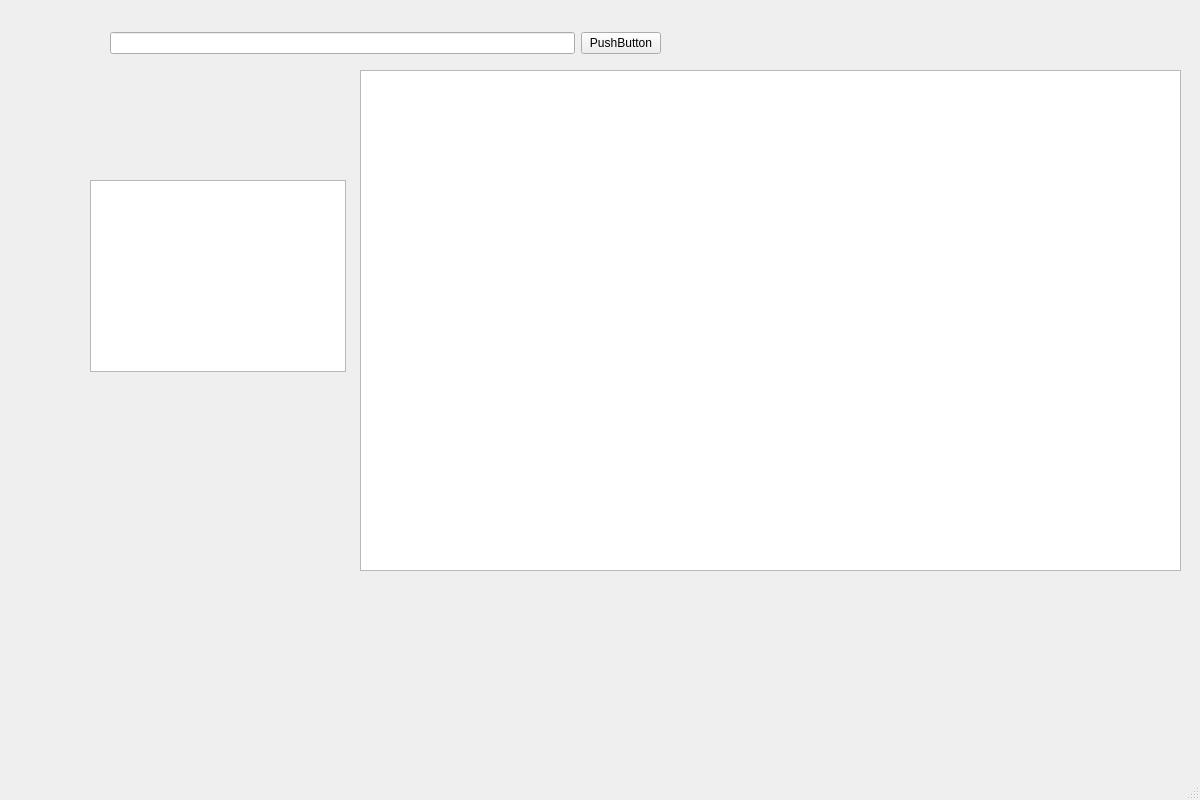
Old version of the form mainwindow.ui in the repository JakubDulewicz/CosDataAnalysis.
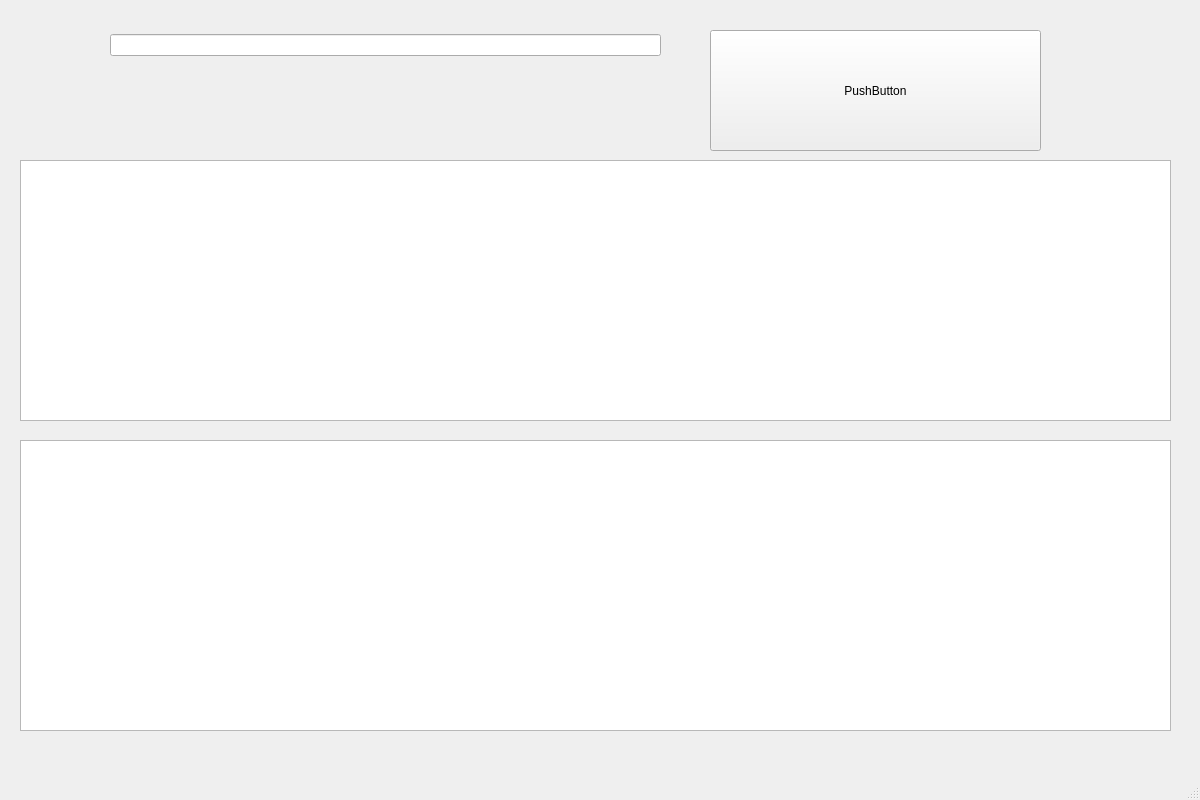
New version of the form. Custom widgets are drawn as their Qt base class.

```diff
--- a/mainwindow.ui
+++ b/mainwindow.ui
@@ -17,20 +17,10 @@
    <widget class="QTableWidget" name="tableData">
     <property name="geometry">
      <rect>
-      <x>360</x>
-      <y>70</y>
-      <width>821</width>
-      <height>501</height>
-     </rect>
-    </property>
-   </widget>
-   <widget class="QChartView" name="chart">
-    <property name="geometry">
-     <rect>
-      <x>90</x>
-      <y>180</y>
-      <width>256</width>
-      <height>192</height>
+      <x>20</x>
+      <y>160</y>
+      <width>1151</width>
+      <height>261</height>
      </rect>
     </property>
    </widget>
@@ -40,22 +30,38 @@
       <x>110</x>
       <y>30</y>
       <width>551</width>
-      <height>26</height>
+      <height>31</height>
      </rect>
     </property>
     <layout class="QHBoxLayout" name="horizontalLayout">
      <item>
       <widget class="QLineEdit" name="filePath"/>
      </item>
-     <item>
-      <widget class="QPushButton" name="pushButton">
-       <property name="text">
-        <string>PushButton</string>
-       </property>
-      </widget>
-     </item>
     </layout>
    </widget>
+   <widget class="QPushButton" name="pushButton">
+    <property name="geometry">
+     <rect>
+      <x>710</x>
+      <y>30</y>
+      <width>331</width>
+      <height>121</height>
+     </rect>
+    </property>
+    <property name="text">
+     <string>PushButton</string>
+    </property>
+   </widget>
+   <widget class="QChartView" name="chart">
+    <property name="geometry">
+     <rect>
+      <x>20</x>
+      <y>440</y>
+      <width>1151</width>
+      <height>291</height>
+     </rect>
+    </property>
+   </widget>
   </widget>
   <widget class="QMenuBar" name="menubar">
    <property name="geometry">
```
